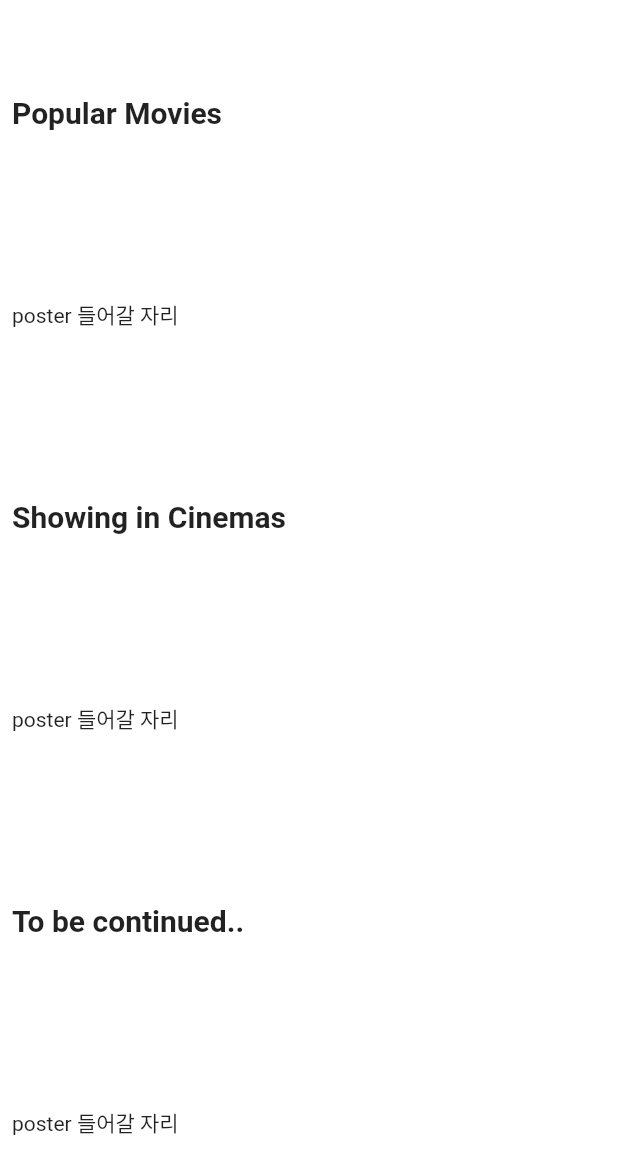
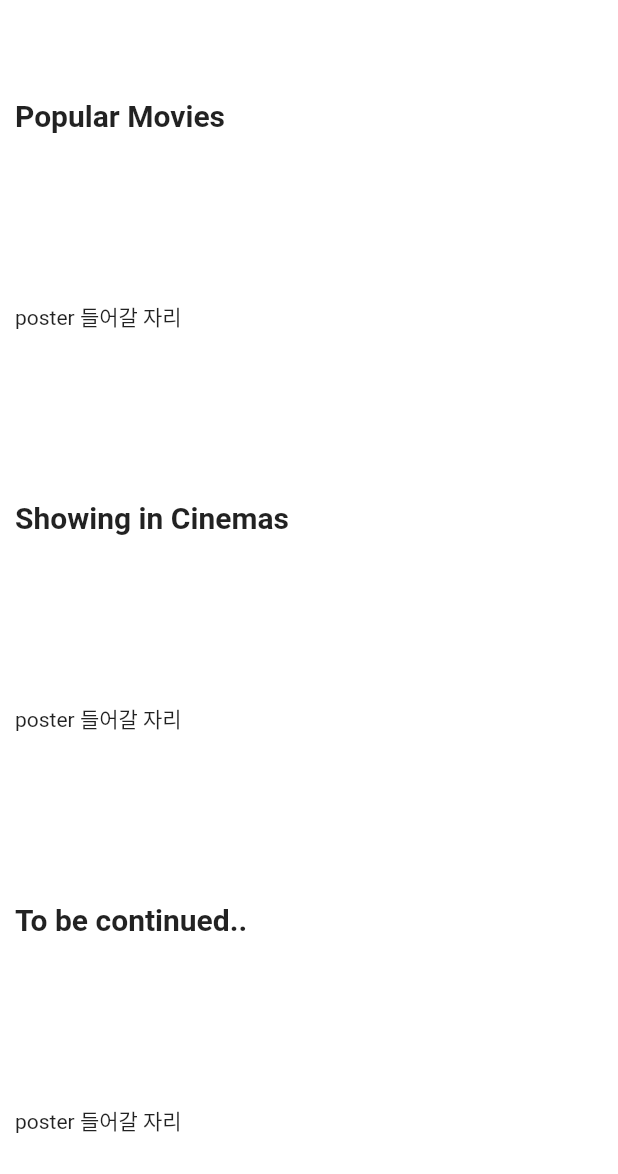
Before and after one commit to j1eunkim/MyMovieflix, a Flutter app: the screen it shows after launch, on a phone screen of 412 x 824 dp. Shown: the top 1174 px of the screen. Run offline on Flutter 3.47's test engine with Material 2 defaults, Android fonts, the phone set to English and light mode, and no system bars.

Commit message:
commit 2

```diff
--- a/lib/main.dart
+++ b/lib/main.dart
@@ -34,7 +34,7 @@ class MyHomePage extends StatefulWidget {
 }
 
 class _MyHomePageState extends State<MyHomePage> {
-  int _counter = 0;
+  int _counter = 1;
 
   void _incrementCounter() {
     setState(() {
--- a/lib/screens/home_screen.dart
+++ b/lib/screens/home_screen.dart
@@ -13,7 +13,7 @@ class _HomeScreenState extends State<HomeScreen> {
     return Scaffold(
       backgroundColor: Colors.white,
       body: Padding(
-        padding: const EdgeInsets.all(8.0),
+        padding: const EdgeInsets.all(10.0),
         child: Column(
           children: [
             Flexible(
```
